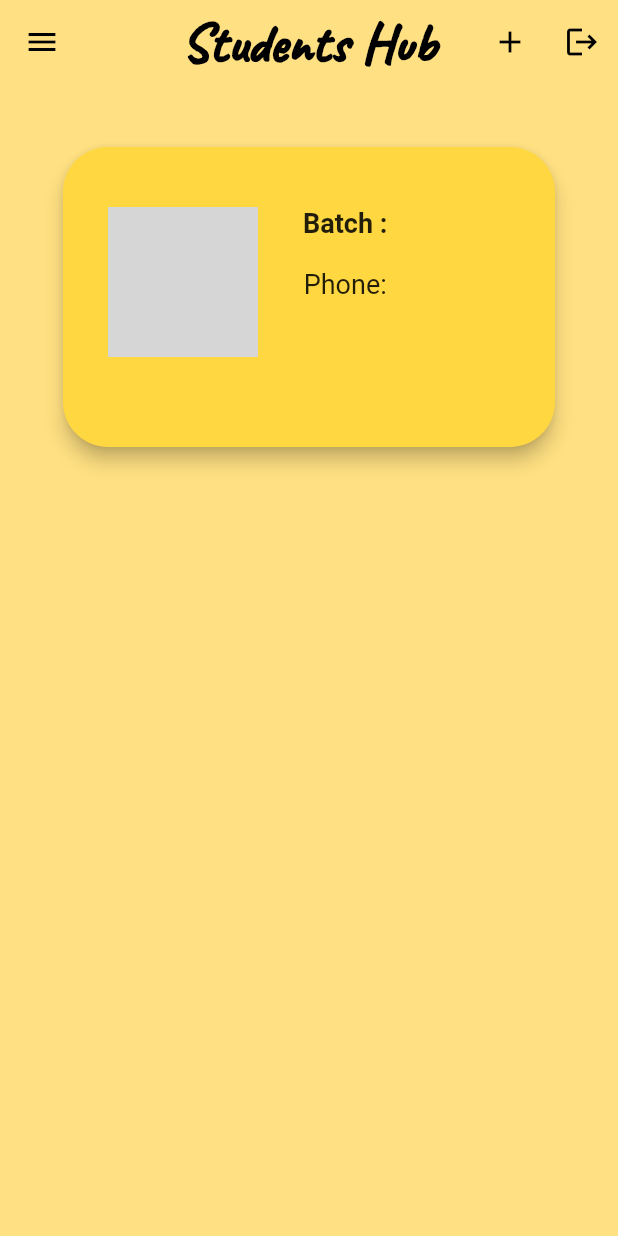
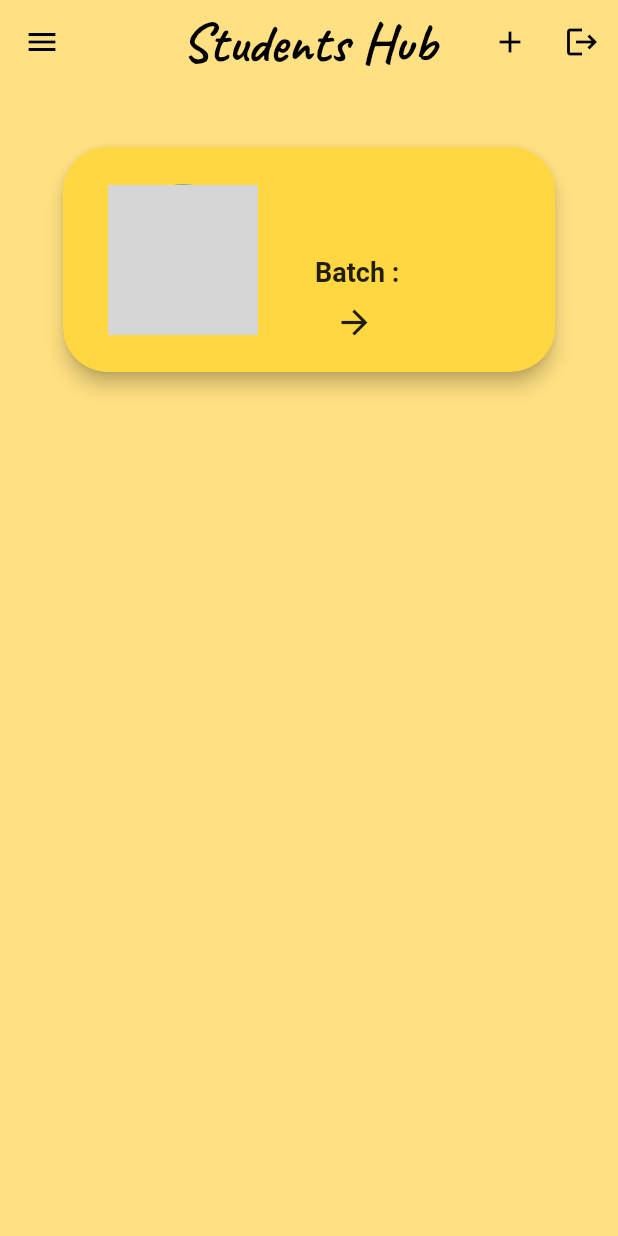
Before and after one commit to rahulsvaz/student_management, a Flutter app: the HomeScreen screen opened by its route, on a phone screen of 412 x 824 dp. Run offline on Flutter 3.47's test engine with Material 2 defaults, Android fonts, the phone set to English and light mode, and no system bars; drawn by our look-alikes of flutter_slidable; our stand-ins replace cloud_firestore, firebase_auth, firebase_core, firebase_messaging, firebase_storage, fluttertoast and 3 more; accounts and stored records are empty; network calls fail; grey boxes are pictures that could not be loaded.

Commit message:
home screen student card modified

```diff
--- a/lib/Screens/home_screen.dart
+++ b/lib/Screens/home_screen.dart
@@ -7,7 +7,7 @@ import 'package:flutter/material.dart';
 import 'package:flutter_slidable/flutter_slidable.dart';
 import 'package:fluttertoast/fluttertoast.dart';
 import 'package:student_management/Screens/edit_student.dart';
-import 'package:student_management/widgets/size.dart';
+import 'package:student_management/widgets/custom_font_text.dart';
 
 class HomeScreen extends StatefulWidget {
   const HomeScreen({Key? key}) : super(key: key);
@@ -50,14 +50,11 @@ class _HomeScreenState extends State<HomeScreen> {
             icon: const Icon(Icons.logout),
           )
         ],
-        title: const Text(
-          'Students Hub',
-          style: TextStyle(
-            color: Colors.black,
-            fontSize: 36,
-            fontWeight: FontWeight.w900,
-            fontFamily: 'Caveat',
-          ),
+        title: const FontText(
+          text: 'Students Hub',
+          fontSize: 36,
+          fontWeight: FontWeight.bold,
+          color: Colors.black,
         ),
         iconTheme: const IconThemeData(color: Colors.black),
         backgroundColor: Colors.transparent,
@@ -99,16 +96,7 @@ class _HomeScreenState extends State<HomeScreen> {
             }
             if (snapshot.data!.docs.isEmpty) {
               return const Center(
-                child: Text(
-                  'No Data Found',
-                  style: TextStyle(
-                    color: Colors.black,
-                    fontSize: 36,
-                    fontWeight: FontWeight.w900,
-                    fontFamily: 'Caveat',
-                  ),
-                ),
-              );
+                  child: FontText(text: 'No Data Found', fontSize: 30));
             }
             if (snapshot.hasData) {
               return ListView.builder(
@@ -186,7 +174,7 @@ class _HomeScreenState extends State<HomeScreen> {
                           borderRadius: BorderRadius.circular(30),
                         ),
                         child: SizedBox(
-                          height: 200,
+                          height: 150,
                           width: 350,
                           child: Row(
                             mainAxisAlignment: MainAxisAlignment.start,
@@ -196,7 +184,7 @@ class _HomeScreenState extends State<HomeScreen> {
                                 children: [
                                   Padding(
                                     padding: const EdgeInsets.only(
-                                      top: 40,
+                                      top: 25,
                                       left: 30,
                                     ),
                                     child: SizedBox(
@@ -212,19 +200,6 @@ class _HomeScreenState extends State<HomeScreen> {
                                               backgroundImage:
                                                   NetworkImage(image),
                                             ),
-                                    ),
-                                  ),
-                                  const Height20(),
-                                  Container(
-                                    margin: const EdgeInsets.only(
-                                      left: 30,
-                                    ),
-                                    child: Text(
-                                      name,
-                                      style: const TextStyle(
-                                        fontSize: 20,
-                                        fontWeight: FontWeight.bold,
-                                      ),
                                     ),
                                   ),
                                 ],
@@ -243,19 +218,35 @@ class _HomeScreenState extends State<HomeScreen> {
                                             MainAxisAlignment.spaceBetween,
                                         children: [
                                           Text(
-                                            'Batch : $batch',
+                                            name.toString().toUpperCase(),
                                             style: const TextStyle(
-                                              fontSize: 18,
+                                              fontSize: 20,
                                               fontWeight: FontWeight.bold,
                                             ),
                                           ),
-                                          const Height20(),
-                                          Text(
-                                            'Phone: $phone',
-                                            style: const TextStyle(
-                                              fontSize: 18,
+                                          Padding(
+                                            padding: const EdgeInsets.only(
+                                                left: 8, top: 10, bottom: 0),
+                                            child: Text(
+                                              'Batch : ${batch.toString().toUpperCase()}',
+                                              style: const TextStyle(
+                                                fontSize: 18,
+                                                fontWeight: FontWeight.bold,
+                                              ),
                                             ),
                                           ),
+                                          GestureDetector(
+                                            onTap: () {
+
+                                            },
+                                            child: const Padding(
+                                              padding: EdgeInsets.only(top: 10),
+                                              child: Icon(
+                                                Icons.arrow_forward,
+                                                size: 26,
+                                              ),
+                                            ),
+                                          )
                                         ],
                                       ),
                                     ),
--- a/lib/widgets/custom_font_text.dart
+++ b/lib/widgets/custom_font_text.dart
@@ -1,25 +1,23 @@
 import 'package:flutter/material.dart';
+
 class FontText extends StatelessWidget {
   final String text;
   final double fontSize;
   final Color? color;
-  const FontText({
-    super.key,
-    required this.text,
-    required this.fontSize,
-    this.color
+  final FontWeight? fontWeight;
 
-  });
+  const FontText(
+      {super.key, required this.text, required this.fontSize, this.color,this.fontWeight});
 
   @override
   Widget build(BuildContext context) {
     return Text(
       text,
       style: TextStyle(
-        color: color,
-        fontSize: fontSize,
-        fontFamily: 'Caveat',
-      ),
+          color: color,
+          fontSize: fontSize,
+          fontFamily: 'Caveat',
+          fontWeight: FontWeight.bold),
     );
   }
 }
```
Also changed, not shown: lib/main.dart (+4 -3 lines).
